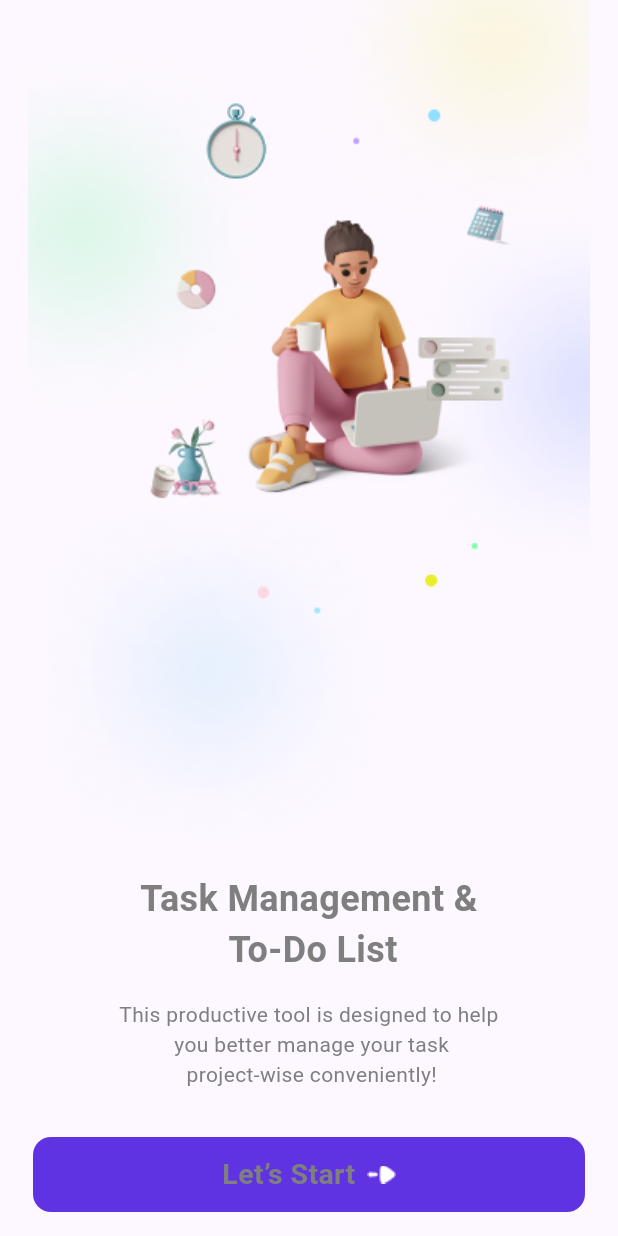
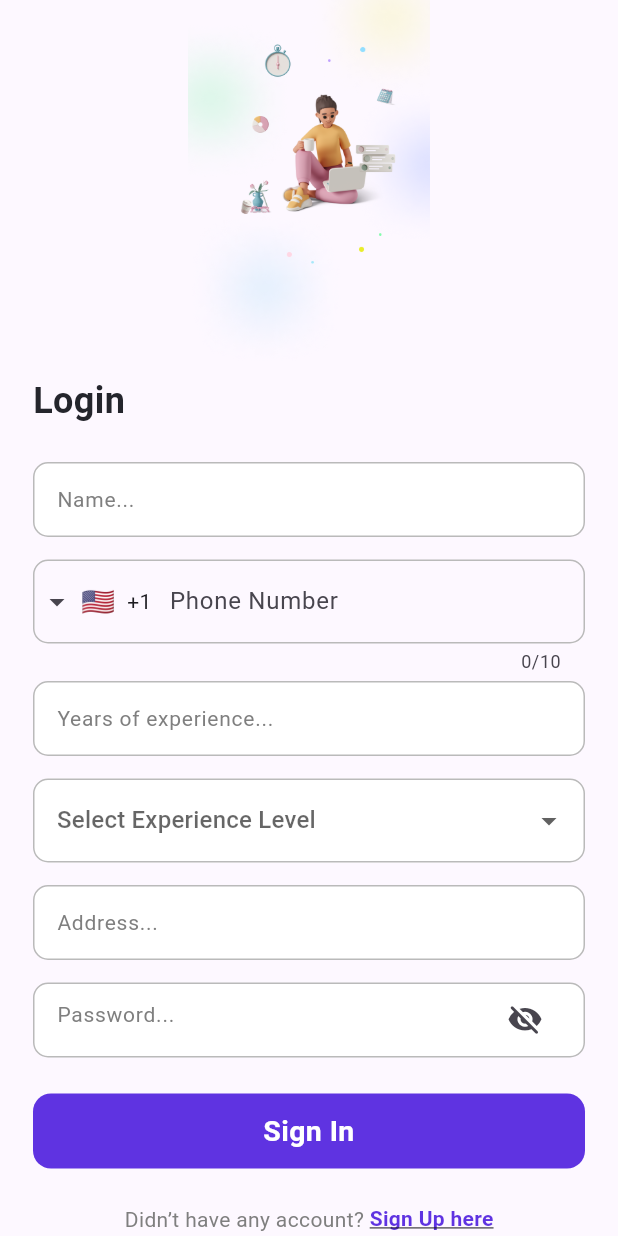
Before and after one commit to Ahmed-Faried/tasktodo, a Flutter app: the screen it shows after launch, on a phone screen of 412 x 824 dp. Run offline on Flutter 3.47's test engine with Material 3 defaults, Android fonts, the phone set to English and light mode, and no system bars; drawn by our look-alikes of intl_phone_field; our stand-ins replace animated_splash_screen, dio, flutter_bloc, shared_preferences, toastification; missing offline and left inert: window_manager; Roboto replaces fonts that are missing (DM Sans); statements that could not run were skipped.

Commit message:
SignUpScreen UI Done but Image still not correct

```diff
--- /dev/null
+++ b/lib/layout/Auth/SignUp/SignUpScreen.dart
@@ -0,0 +1,314 @@
+import 'package:flutter/material.dart';
+import 'package:intl_phone_field/intl_phone_field.dart';
+
+import '../../../generated/assets.dart';
+import '../../../shared/resources/app_styles.dart';
+import '../../../shared/resources/color_manager.dart';
+
+class SignUpScreen extends StatefulWidget {
+  const SignUpScreen({super.key});
+
+  @override
+  State<SignUpScreen> createState() => _SignUpScreenState();
+}
+
+class _SignUpScreenState extends State<SignUpScreen> {
+  TextEditingController name = TextEditingController() ;
+  GlobalKey<FormState> _formKey = GlobalKey();
+  FocusNode focusNode = FocusNode();
+  String? selectedExperienceLevel;
+  final List<String> experienceLevels = ['fresh', 'junior', 'midLevel', 'senior'];
+
+  @override
+  Widget build(BuildContext context) {
+    return Scaffold(
+      body: SingleChildScrollView(
+        child: Column(
+          children: [
+            Container(
+                height: 250,
+                child: Center(
+                    child: Image.asset(
+                      Assets.imagesOnBoarding,
+                    ))),
+            Padding(
+              padding: const EdgeInsets.symmetric(horizontal: 22.0),
+              child: Column(
+                crossAxisAlignment: CrossAxisAlignment.start,
+                children: [
+                  const Text(
+                    "Login",
+                    textAlign: TextAlign.start,
+                    style: AppStyles.styleDMSansBold24,
+                  ),
+                  const SizedBox(height: 24),
+                  Form(
+                    key: _formKey,
+                    child: Column(
+                      crossAxisAlignment: CrossAxisAlignment.start,
+                      children: <Widget>[
+                        CustomTextFromField(
+                          hint: 'Name...',
+                          controller: name,
+                          keyboardType: TextInputType.name,
+                          validator: (value) {
+                            if (value!.isEmpty) {
+                              return 'Name is Empty';
+                            }
+                            return null;
+                          },
+                        ),
+                        const SizedBox(height: 15),
+                        IntlPhoneField(
+                          focusNode: focusNode,
+                          decoration: InputDecoration(
+                            labelText: 'Phone Number',
+                            hintStyle: AppStyles.styleDMSansRegular14,
+                            border: OutlineInputBorder(
+                              borderRadius: BorderRadius.circular(10),
+                              borderSide: const BorderSide(
+                                color: Color(0xFFBABABA),
+                                width: 1,
+                              ),
+                            ),
+                            enabledBorder: OutlineInputBorder(
+                              borderRadius: BorderRadius.circular(10),
+                              borderSide: const BorderSide(
+                                color: Color(0xFFBABABA),
+                                width: 1,
+                              ),
+                            ),
+                            focusedBorder: OutlineInputBorder(
+                              borderRadius: BorderRadius.circular(10),
+                              borderSide: const BorderSide(
+                                color: Color(0xFFBABABA),
+                                width: 1,
+                              ),
+                            ),
+                          ),
+                          languageCode: "en",
+                          onChanged: (phone) {
+                            print(phone.completeNumber);
+                          },
+                          onCountryChanged: (country) {
+                            print('Country changed to: ' + country.name);
+                          },
+                        ),
+                        const SizedBox(height: 5),
+                        CustomTextFromField(
+                          hint: 'Years of experience...',
+                          controller: name,
+                          keyboardType: TextInputType.number,
+                          validator: (value) {
+                            if (value!.isEmpty) {
+                              return 'Years of experience is Empty';
+                            }
+                            return null;
+                          },
+                        ),
+                        const SizedBox(height: 15),
+                        DropdownButtonFormField<String>(
+                          decoration: InputDecoration(
+                            filled: true,
+                            fillColor: Colors.white,
+                            border: OutlineInputBorder(
+                              borderRadius: BorderRadius.circular(10),
+                              borderSide: BorderSide(
+                                color: Color(0xFFBABABA),
+                                width: 1,
+                              ),
+                            ),
+                            enabledBorder: OutlineInputBorder(
+                              borderRadius: BorderRadius.circular(10),
+                              borderSide: BorderSide(
+                                color: Color(0xFFBABABA),
+                                width: 1,
+                              ),
+                            ),
+                            focusedBorder: OutlineInputBorder(
+                              borderRadius: BorderRadius.circular(10),
+                              borderSide: BorderSide(
+                                color: Color(0xFFBABABA),
+                                width: 1,
+                              ),
+                            ),
+                          ),
+                          hint: Text('Select Experience Level'),
+                          value: selectedExperienceLevel,
+                          items: experienceLevels.map((String level) {
+                            return DropdownMenuItem<String>(
+                              value: level,
+                              child: Text(level),
+                            );
+                          }).toList(),
+                          onChanged: (newValue) {
+                            setState(() {
+                              selectedExperienceLevel = newValue;
+                            });
+                          },
+                        ),
+                        const SizedBox(height: 15),
+                        CustomTextFromField(
+                          hint: 'Address...',
+                          controller: name,
+                          keyboardType: TextInputType.text,
+                          validator: (value) {
+                            if (value!.isEmpty) {
+                              return 'Address is Empty';
+                            }
+                            return null;
+                          },
+                        ),
+                        const SizedBox(height: 15),
+                        CustomTextFromField(
+                          hint: 'Password...',
+                          controller: name,
+                          suffixIcon: Icon(Icons.visibility_off_rounded),
+                          keyboardType: TextInputType.visiblePassword,
+                          validator: (value) {
+                            if (value!.isEmpty) {
+                              return 'Password is Empty';
+                            }
+                            return null;
+                          },
+                        ),
+
+                      ],
+                    ),
+                  ),
+                  const SizedBox(height: 24),
+                  InkWell(
+                    onTap: (){},
+                    child: Container(
+                      height: 50,
+                      decoration: BoxDecoration(
+                          color: ColorManager.primary,
+                          borderRadius: BorderRadius.circular(12)),
+                      child: const Center(
+                        child: Text(
+                          "Sign In",
+                          textAlign: TextAlign.center,
+                          style: AppStyles.styleDMSansBold19,
+                        ),
+                      ),
+                    ),
+                  ),
+                  const SizedBox(height: 24),
+                  Row(
+                    mainAxisAlignment: MainAxisAlignment.center,
+                    children: [
+                      const Text(
+                        "Didn’t have any account? ",
+                        style: AppStyles.styleDMSansRegular14,
+                      ),
+                      InkWell(
+                        onTap: (){
+
+                        },
+                        child: const Text(
+                          "Sign Up here",
+                          style: TextStyle(
+                            color: Color(0xFF5F33E1),
+                            fontSize: 14,
+                            fontFamily: 'DM Sans',
+                            fontWeight: FontWeight.w700,
+                            decoration: TextDecoration.underline,
+                            height: 0.10,
+                            letterSpacing: 0.20,
+                          ),
+                        ),
+                      ),
+                    ],
+                  )
+                ],
+              ),
+            )
+          ],
+        ),
+      ),
+    );
+  }
+}
+
+class CustomTextFromField extends StatelessWidget {
+  const CustomTextFromField({
+    super.key,
+    required this.hint,
+    required this.controller,
+    this.keyboardType = TextInputType.text,
+    this.suffixIcon,
+    this.prefixIcon,
+    this.enabled,
+    this.readOnly = false,
+    this.obscureText = false,
+    required this.validator,
+    this.prefix,
+    this.inputFormatters,
+  });
+
+  final String hint;
+
+  final bool? enabled;
+
+  final bool? readOnly;
+  final TextEditingController? controller;
+
+  final TextInputType keyboardType;
+
+  final Widget? suffixIcon;
+
+  final Widget? prefixIcon;
+
+  final Widget? prefix;
+  final bool obscureText;
+
+  final inputFormatters ;
+
+  final String? Function(String?)? validator;
+
+  @override
+  Widget build(BuildContext context) {
+    return Container(
+        height: 50,
+        padding: const EdgeInsets.symmetric(horizontal: 15),
+        decoration: ShapeDecoration(
+          color: Colors.white,
+          shape: RoundedRectangleBorder(
+            side: const BorderSide(
+                width: 1, color: Color(0xFFBABABA)),
+            borderRadius: BorderRadius.circular(10),
+          ),
+        ),
+        child: TextFormField(
+          enabled: enabled,
+          readOnly: readOnly!,
+          inputFormatters: inputFormatters,
+          controller: controller,
+          keyboardType: keyboardType,
+          obscureText: obscureText,
+          validator: validator,
+
+          decoration:  InputDecoration(
+            suffixIcon: suffixIcon,
+            prefixIcon: prefixIcon,
+            prefix: prefix,
+            hintText: hint,
+            hintStyle: AppStyles.styleDMSansRegular14,
+
+            border: InputBorder.none,
+            enabledBorder: const UnderlineInputBorder(
+              borderSide: BorderSide.none,
+            ),
+            focusedBorder: const UnderlineInputBorder(
+              borderSide: BorderSide.none,
+            ),
+            errorBorder: const UnderlineInputBorder(
+              borderSide: BorderSide.none,
+            ),
+            focusedErrorBorder: const UnderlineInputBorder(
+              borderSide: BorderSide.none,
+            ),
+          ),
+        ));
+  }
+}
--- a/lib/main.dart
+++ b/lib/main.dart
@@ -7,11 +7,9 @@ import 'package:task_to_do_app/shared/network/remote/dio_helper.dart';
 import 'package:task_to_do_app/shared/resources/app_localizations.dart';
 import 'package:task_to_do_app/shared/resources/color_manager.dart';
 import 'package:window_manager/window_manager.dart';
-
-import 'generated/assets.dart';
-import 'layout/Home View/HomeView.dart';
+import 'layout/Auth/SignIn/LoginScreen.dart';
+import 'layout/Auth/SignUp/SignUpScreen.dart';
 import 'layout/Home View/cubit/homeview_cubit.dart';
-import 'layout/onBoarding/onBoarding.dart';
 
 Future<void> main() async{
   runApp(const MyApp());
@@ -77,7 +75,7 @@ class MyApp extends StatelessWidget {
             useMaterial3: true,
           ),
           title: 'ToDoApp',
-          home:   OnBoarding(),
+          home:   SignUpScreen(),
           // home:   AnimatedSplashScreen(
           //   splash: Image.asset(Assets.imagesLogo),
           //   nextScreen:  OnBoarding(),
--- a/lib/shared/resources/app_styles.dart
+++ b/lib/shared/resources/app_styles.dart
@@ -47,13 +47,13 @@ abstract class AppStyles {
 
     );
   static const TextStyle styleDMSansBold19 = TextStyle(
-      color: Color(0xFF7F7F7F),
+      color: Color(0xffFFFFFF),
       fontSize: 19,
       fontFamily: 'DM Sans',
       fontWeight: FontWeight.w700,
     );
   static const TextStyle styleDMSansBold24 = TextStyle(
-      color: Color(0xFF7F7F7F),
+      color: Color(0xff24252C),
       fontSize: 24,
       fontFamily: 'DM Sans',
       fontWeight: FontWeight.w700,
--- a/pubspec.yaml
+++ b/pubspec.yaml
@@ -68,6 +68,7 @@ dependencies:
   window_manager: ^0.3.9
   permission_handler: ^11.3.1
   animated_custom_dropdown: ^3.1.1
+  intl_phone_field: ^3.2.0
 
 
 dev_dependencies:
```
Also changed, not shown: lib/layout/Auth/SignIn/LoginScreen.dart (added, +170 -0 lines), pubspec.lock.
